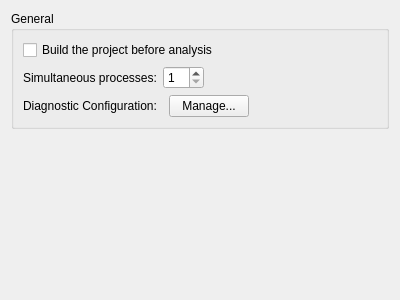
First picture: the form in src/plugins/clangtools/clangtoolsconfigwidget.ui, repository qt-creator/qt-creator, before the edit.
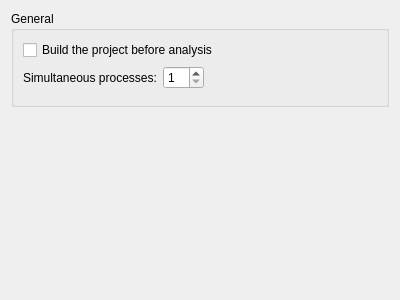
Second picture: the form after the edit. Custom widgets are drawn as their Qt base class.

Commit message:
CppTools: Merge diagnostic selection widgets together
QComboBox, QLabel and QPushButton are always used
together. Therefore it makes sense to put them in one
custom widget.

```diff
--- a/src/plugins/clangtools/clangtoolsconfigwidget.ui
+++ b/src/plugins/clangtools/clangtoolsconfigwidget.ui
@@ -62,38 +62,7 @@
        </layout>
       </item>
       <item>
-       <layout class="QHBoxLayout" name="clangDiagnosticsLayout">
-        <item>
-         <widget class="QLabel" name="clangDiagnosticsLabel">
-          <property name="text">
-           <string>Diagnostic Configuration:</string>
-          </property>
-         </widget>
-        </item>
-        <item>
-         <widget class="CppTools::ClangDiagnosticConfigsSelectionWidget" name="clangDiagnosticConfigsSelectionWidget" native="true"/>
-        </item>
-        <item>
-         <widget class="QPushButton" name="manageButton">
-          <property name="text">
-           <string>Manage...</string>
-          </property>
-         </widget>
-        </item>
-        <item>
-         <spacer name="horizontalSpacer">
-          <property name="orientation">
-           <enum>Qt::Horizontal</enum>
-          </property>
-          <property name="sizeHint" stdset="0">
-           <size>
-            <width>40</width>
-            <height>20</height>
-           </size>
-          </property>
-         </spacer>
-        </item>
-       </layout>
+       <widget class="CppTools::ClangDiagnosticConfigsSelectionWidget" name="clangDiagnosticConfigsSelectionWidget" native="true"/>
       </item>
      </layout>
     </widget>
```
The commit also changes 9 other files.
